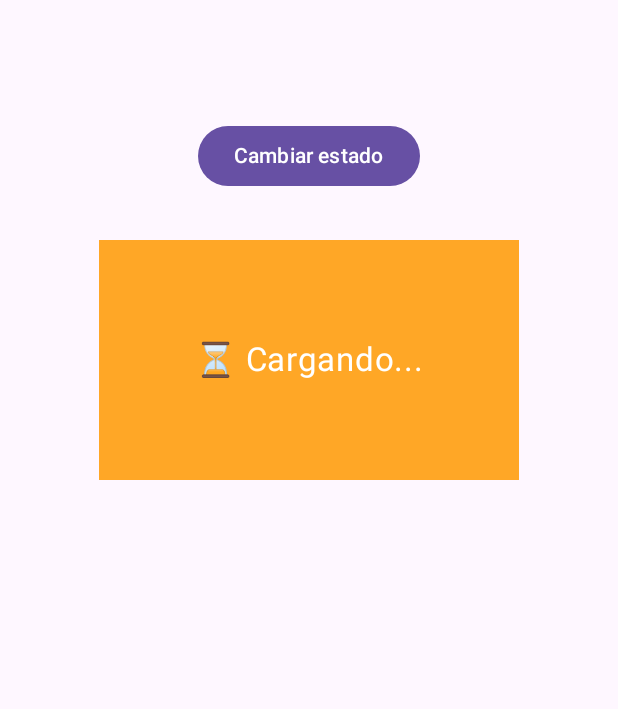
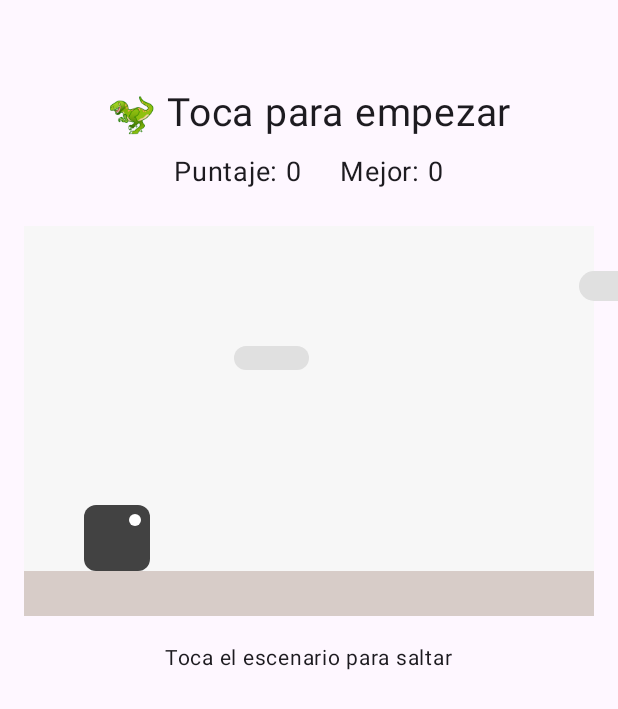
Before and after one commit to danielaapaza-stack/Lab13-Moviles, an Android app built with Jetpack Compose: the screen it shows after launch (MainActivity), on a phone screen of 412 x 824 dp. Shown: the top 709 px of the screen. Run offline under Robolectric (Android 15) with nearby library versions, the phone set to English and light mode, and no system bars.

Commit message:
feat: ejercicio final juego del dino con animaciones combinadas

```diff
--- /dev/null
+++ b/app/src/main/java/com/example/lab13_animaciones/EjercicioDino.kt
@@ -0,0 +1,270 @@
+package com.example.lab13_animaciones
+
+import androidx.compose.animation.AnimatedContent
+import androidx.compose.animation.AnimatedVisibility
+import androidx.compose.animation.animateColorAsState
+import androidx.compose.animation.core.LinearEasing
+import androidx.compose.animation.core.RepeatMode
+import androidx.compose.animation.core.animateFloat
+import androidx.compose.animation.core.infiniteRepeatable
+import androidx.compose.animation.core.rememberInfiniteTransition
+import androidx.compose.animation.core.tween
+import androidx.compose.animation.fadeIn
+import androidx.compose.animation.fadeOut
+import androidx.compose.animation.scaleIn
+import androidx.compose.animation.togetherWith
+import androidx.compose.foundation.background
+import androidx.compose.foundation.clickable
+import androidx.compose.foundation.interaction.MutableInteractionSource
+import androidx.compose.foundation.layout.Box
+import androidx.compose.foundation.layout.Column
+import androidx.compose.foundation.layout.Spacer
+import androidx.compose.foundation.layout.fillMaxSize
+import androidx.compose.foundation.layout.fillMaxWidth
+import androidx.compose.foundation.layout.height
+import androidx.compose.foundation.layout.offset
+import androidx.compose.foundation.layout.padding
+import androidx.compose.foundation.layout.size
+import androidx.compose.foundation.shape.CircleShape
+import androidx.compose.foundation.shape.RoundedCornerShape
+import androidx.compose.material3.Text
+import androidx.compose.runtime.Composable
+import androidx.compose.runtime.LaunchedEffect
+import androidx.compose.runtime.getValue
+import androidx.compose.runtime.mutableStateOf
+import androidx.compose.runtime.remember
+import androidx.compose.runtime.setValue
+import androidx.compose.runtime.withFrameNanos
+import androidx.compose.ui.Alignment
+import androidx.compose.ui.Modifier
+import androidx.compose.ui.graphics.Color
+import androidx.compose.ui.platform.LocalConfiguration
+import androidx.compose.ui.unit.dp
+import androidx.compose.ui.unit.sp
+import kotlin.math.max
+import kotlin.random.Random
+
+enum class EstadoDino {
+    ESPERANDO, JUGANDO, PERDIDO
+}
+
+private const val GRAVEDAD = 1500f
+private const val VELOCIDAD_SALTO = 560f
+private const val SUELO = 30f
+private const val DINO_X = 40f
+private const val DINO_TAM = 44f
+private const val CACTUS_ANCHO = 26f
+
+@Composable
+fun EjercicioDino() {
+    var estado by remember { mutableStateOf(EstadoDino.ESPERANDO) }
+    var dinoY by remember { mutableStateOf(0f) }
+    var velY by remember { mutableStateOf(0f) }
+    var cactusX by remember { mutableStateOf(1000f) }
+    var cactusAlto by remember { mutableStateOf(44f) }
+    var puntaje by remember { mutableStateOf(0f) }
+    var mejor by remember { mutableStateOf(0) }
+
+    val anchoJuego = LocalConfiguration.current.screenWidthDp - 32f
+
+    // Animación de color: el dino se pone rojo cuando pierde
+    val colorDino by animateColorAsState(
+        targetValue = if (estado == EstadoDino.PERDIDO) Color(0xFFE53935) else Color(0xFF424242),
+        animationSpec = tween(durationMillis = 300),
+        label = "colorDino"
+    )
+
+    // Animación infinita: las nubes se mueven de derecha a izquierda
+    val transicion = rememberInfiniteTransition(label = "nubes")
+    val fraccion by transicion.animateFloat(
+        initialValue = 0f,
+        targetValue = 1f,
+        animationSpec = infiniteRepeatable(
+            animation = tween(durationMillis = 9000, easing = LinearEasing),
+            repeatMode = RepeatMode.Restart
+        ),
+        label = "fraccion"
+    )
+    val nube1X = (anchoJuego + 80f) * (1f - fraccion) - 80f
+    val nube2X = (anchoJuego + 80f) * (1f - ((fraccion + 0.5f) % 1f)) - 80f
+
+    // Ciclo del juego: se ejecuta mientras el estado sea JUGANDO
+    LaunchedEffect(estado) {
+        if (estado == EstadoDino.JUGANDO) {
+            var ultimo = withFrameNanos { it }
+            while (true) {
+                val ahora = withFrameNanos { it }
+                val dt = ((ahora - ultimo) / 1_000_000_000f).coerceAtMost(0.05f)
+                ultimo = ahora
+
+                // Salto con gravedad
+                velY -= GRAVEDAD * dt
+                dinoY += velY * dt
+                if (dinoY <= 0f) {
+                    dinoY = 0f
+                    velY = 0f
+                }
+
+                // Movimiento del cactus (cada vez más rápido)
+                val velocidad = (260f + puntaje * 0.6f).coerceAtMost(520f)
+                cactusX -= velocidad * dt
+                if (cactusX < -40f) {
+                    cactusX = anchoJuego + Random.nextInt(0, 250)
+                    cactusAlto = Random.nextInt(32, 58).toFloat()
+                }
+
+                puntaje += dt * 10f
+
+                // Colisión
+                val choca = cactusX < DINO_X + DINO_TAM - 8f &&
+                        cactusX + CACTUS_ANCHO > DINO_X + 8f &&
+                        dinoY < cactusAlto - 8f
+                if (choca) {
+                    mejor = max(mejor, puntaje.toInt())
+                    estado = EstadoDino.PERDIDO
+                    break
+                }
+            }
+        }
+    }
+
+    fun iniciar() {
+        dinoY = 0f
+        velY = 0f
+        cactusX = anchoJuego + 100f
+        cactusAlto = 44f
+        puntaje = 0f
+        estado = EstadoDino.JUGANDO
+    }
+
+    Column(
+        modifier = Modifier
+            .fillMaxSize()
+            .padding(top = 60.dp, start = 16.dp, end = 16.dp),
+        horizontalAlignment = Alignment.CenterHorizontally
+    ) {
+        // Cambio de estado con AnimatedContent
+        AnimatedContent(
+            targetState = estado,
+            transitionSpec = {
+                fadeIn(animationSpec = tween(durationMillis = 400)) togetherWith
+                        fadeOut(animationSpec = tween(durationMillis = 200))
+            },
+            label = "titulo"
+        ) { e ->
+            Text(
+                text = when (e) {
+                    EstadoDino.ESPERANDO -> "🦖 Toca para empezar"
+                    EstadoDino.JUGANDO -> "🏃 ¡Corre!"
+                    EstadoDino.PERDIDO -> "💥 ¡Game Over!"
+                },
+                fontSize = 26.sp
+            )
+        }
+
+        Spacer(modifier = Modifier.height(12.dp))
+        Text("Puntaje: ${puntaje.toInt()}     Mejor: $mejor", fontSize = 18.sp)
+        Spacer(modifier = Modifier.height(24.dp))
+
+        // Escenario del juego
+        Box(
+            modifier = Modifier
+                .fillMaxWidth()
+                .height(260.dp)
+                .background(Color(0xFFF7F7F7))
+                .clickable(
+                    interactionSource = remember { MutableInteractionSource() },
+                    indication = null
+                ) {
+                    if (estado == EstadoDino.JUGANDO) {
+                        if (dinoY <= 1f) velY = VELOCIDAD_SALTO
+                    } else {
+                        iniciar()
+                    }
+                }
+        ) {
+            // Nubes
+            Box(
+                modifier = Modifier
+                    .align(Alignment.TopStart)
+                    .offset(x = nube1X.dp, y = 30.dp)
+                    .size(width = 60.dp, height = 20.dp)
+                    .background(Color(0xFFE0E0E0), RoundedCornerShape(10.dp))
+            )
+            Box(
+                modifier = Modifier
+                    .align(Alignment.TopStart)
+                    .offset(x = nube2X.dp, y = 80.dp)
+                    .size(width = 50.dp, height = 16.dp)
+                    .background(Color(0xFFE0E0E0), RoundedCornerShape(8.dp))
+            )
+
+            // Suelo
+            Box(
+                modifier = Modifier
+                    .align(Alignment.BottomStart)
+                    .fillMaxWidth()
+                    .height(SUELO.dp)
+                    .background(Color(0xFFD7CCC8))
+            )
+
+            // Cactus
+            Box(
+                modifier = Modifier
+                    .align(Alignment.BottomStart)
+                    .offset(x = cactusX.dp, y = -SUELO.dp)
+                    .size(width = CACTUS_ANCHO.dp, height = cactusAlto.dp)
+                    .background(Color(0xFF2E7D32), RoundedCornerShape(4.dp))
+            )
+
+            // Dino
+            Box(
+                modifier = Modifier
+                    .align(Alignment.BottomStart)
+                    .offset(x = DINO_X.dp, y = -(SUELO + dinoY).dp)
+                    .size(DINO_TAM.dp)
+                    .background(colorDino, RoundedCornerShape(8.dp))
+            ) {
+                Box(
+                    modifier = Modifier
+                        .align(Alignment.TopEnd)
+                        .padding(6.dp)
+                        .size(8.dp)
+                        .background(Color.White, CircleShape)
+                )
+            }
+
+            // Panel de Game Over con AnimatedVisibility
+            PanelGameOver(
+                visible = estado == EstadoDino.PERDIDO,
+                puntaje = puntaje.toInt(),
+                modifier = Modifier.align(Alignment.Center)
+            )
+        }
+
+        Spacer(modifier = Modifier.height(16.dp))
+        Text("Toca el escenario para saltar", fontSize = 14.sp)
+    }
+}
+
+@Composable
+fun PanelGameOver(visible: Boolean, puntaje: Int, modifier: Modifier = Modifier) {
+    AnimatedVisibility(
+        visible = visible,
+        modifier = modifier,
+        enter = fadeIn(animationSpec = tween(400)) +
+                scaleIn(initialScale = 0.6f, animationSpec = tween(400)),
+        exit = fadeOut(animationSpec = tween(200))
+    ) {
+        Column(
+            modifier = Modifier
+                .background(Color(0xCC000000), RoundedCornerShape(16.dp))
+                .padding(horizontal = 24.dp, vertical = 16.dp),
+            horizontalAlignment = Alignment.CenterHorizontally
+        ) {
+            Text("GAME OVER", color = Color.White, fontSize = 24.sp)
+            Text("Puntaje: $puntaje", color = Color.White)
+            Text("Toca para reintentar", color = Color.White, fontSize = 14.sp)
+        }
+    }
+}
--- a/app/src/main/java/com/example/lab13_animaciones/MainActivity.kt
+++ b/app/src/main/java/com/example/lab13_animaciones/MainActivity.kt
@@ -14,7 +14,7 @@ class MainActivity : ComponentActivity() {
         setContent {
             MaterialTheme {
                 Surface(modifier = Modifier.fillMaxSize()) {
-                    Ejercicio4()
+                    EjercicioDino()
                 }
             }
         }
```
Also changed, not shown: app/src/main/java/com/example/lab13_animaciones/EjercicioFinal.kt (added, +204 -0 lines).
